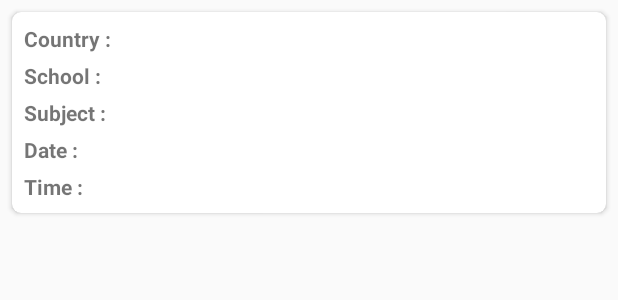
After one commit to Staffone9/SeekSubstitute, an Android app: the layout cardlayout_schedule.xml on its own in the app's theme, with its tools: preview values and no code run, on a phone screen of 412 x 824 dp. The commit adds this screen. Shown: the top 300 px of the screen. Run offline under Robolectric (Android 15) with nearby library versions, the phone set to English and light mode, and no system bars.

Commit message:
Primary task done

```diff
--- a/app/build.gradle
+++ b/app/build.gradle
@@ -24,16 +24,20 @@ dependencies {
     androidTestCompile('com.android.support.test.espresso:espresso-core:2.2.2', {
         exclude group: 'com.android.support', module: 'support-annotations'
     })
+
     compile 'com.android.support:appcompat-v7:26.+'
     compile 'com.google.firebase:firebase-auth:10.2.0'
     compile 'com.google.firebase:firebase-core:10.2.0'
     compile 'com.google.firebase:firebase-database:10.2.0'
-
+    compile 'com.android.support:recyclerview-v7:26.+'
+    compile 'com.android.support:cardview-v7:26.+'
     compile 'com.android.support.constraint:constraint-layout:1.0.2'
+    compile 'com.android.support:support-v4:26.+'
     testCompile 'junit:junit:4.12'
 }
 
 
 
 
+
 apply plugin: 'com.google.gms.google-services'
--- a/app/src/main/java/com/example/staffonechristian/seeksubstitute/LoginActivity.java
+++ b/app/src/main/java/com/example/staffonechristian/seeksubstitute/LoginActivity.java
@@ -36,6 +36,8 @@ public class LoginActivity extends AppCompatActivity {
         password = (EditText) findViewById(R.id.passL);
         Bundle bundle = getIntent().getExtras();
         firebaseAuth = FirebaseAuth.getInstance();
+        Intent intent= new Intent(getApplicationContext(),MainActivity.class);
+        startActivity(intent);
         if(bundle!=null)
         {
 
--- /dev/null
+++ b/app/src/main/res/layout/cardlayout_schedule.xml
@@ -0,0 +1,115 @@
+<?xml version="1.0" encoding="utf-8"?>
+<android.support.v7.widget.CardView xmlns:android="http://schemas.android.com/apk/res/android"
+    xmlns:app="http://schemas.android.com/apk/res-auto"
+    android:orientation="vertical"
+    android:layout_width="match_parent"
+    android:layout_height="wrap_content"
+    android:layout_margin="8dp"
+    android:elevation="5dp"
+    app:cardCornerRadius="6dp">
+
+    <LinearLayout
+        android:layout_width="match_parent"
+        android:layout_height="wrap_content"
+        android:orientation="vertical"
+        android:padding="8dp"
+        >
+     <LinearLayout
+         android:layout_width="match_parent"
+         android:layout_height="wrap_content"
+         android:orientation="horizontal"
+         android:layout_marginBottom="5dp"
+         >
+         <TextView
+             android:layout_width="90dp"
+             android:layout_height="wrap_content"
+             android:textStyle="bold"
+             android:text="Country :"
+
+             />
+         <TextView
+             android:layout_width="wrap_content"
+             android:layout_height="wrap_content"
+             android:id="@+id/countryName"
+             android:gravity="left"
+             />
+     </LinearLayout>
+        <LinearLayout
+            android:layout_width="match_parent"
+            android:layout_height="wrap_content"
+            android:orientation="horizontal"
+            android:layout_marginBottom="5dp"
+            >
+            <TextView
+                android:layout_width="90dp"
+                android:layout_height="wrap_content"
+                android:textStyle="bold"
+                android:text="School :"
+
+                />
+            <TextView
+                android:layout_width="wrap_content"
+                android:layout_height="wrap_content"
+                android:id="@+id/schoolName"
+                />
+        </LinearLayout>
+        <LinearLayout
+            android:layout_width="match_parent"
+            android:layout_height="wrap_content"
+            android:orientation="horizontal"
+            android:layout_marginBottom="5dp"
+            >
+            <TextView
+                android:layout_width="90dp"
+                android:layout_height="wrap_content"
+                android:textStyle="bold"
+                android:text="Subject :"
+
+                />
+            <TextView
+                android:layout_width="wrap_content"
+                android:layout_height="wrap_content"
+                android:id="@+id/subjectName"
+                />
+        </LinearLayout>
+        <LinearLayout
+            android:layout_width="match_parent"
+            android:layout_height="wrap_content"
+            android:orientation="horizontal"
+            android:layout_marginBottom="5dp"
+            >
+            <TextView
+                android:layout_width="90dp"
+                android:layout_height="wrap_content"
+                android:textStyle="bold"
+                android:text="Date :"
+
+                />
+            <TextView
+                android:layout_width="wrap_content"
+                android:layout_height="wrap_content"
+                android:id="@+id/date"
+                />
+        </LinearLayout>
+
+        <LinearLayout
+            android:layout_width="match_parent"
+            android:layout_height="wrap_content"
+            android:orientation="horizontal"
+            >
+            <TextView
+                android:layout_width="90dp"
+                android:layout_height="wrap_content"
+                android:textStyle="bold"
+                android:text="Time :"
+
+                />
+            <TextView
+                android:layout_width="wrap_content"
+                android:layout_height="wrap_content"
+                android:id="@+id/time"
+                />
+        </LinearLayout>
+
+    </LinearLayout>
+</android.support.v7.widget.CardView>
--- a/app/src/main/res/values/strings.xml
+++ b/app/src/main/res/values/strings.xml
@@ -1,3 +1,6 @@
 <resources>
     <string name="app_name">SeekSubstitute</string>
+
+    <!-- TODO: Remove or change this placeholder text -->
+    <string name="hello_blank_fragment">Hello blank fragment</string>
 </resources>
```
Also changed, not shown: app/src/main/java/com/example/staffonechristian/seeksubstitute/CountrySchoolSubjectData.java (added, +35 -0 lines), app/src/main/java/com/example/staffonechristian/seeksubstitute/FragmentSchedule.java (added, +184 -0 lines), app/src/main/java/com/example/staffonechristian/seeksubstitute/MainActivity.java (+43 -2 lines), app/src/main/java/com/example/staffonechristian/seeksubstitute/ScheduleAdaptor.java (added, +73 -0 lines), app/src/main/java/com/example/staffonechristian/seeksubstitute/ScheduleData.java (added, +96 -0 lines), app/src/main/res/layout/activity_main.xml (+9 -11 lines), app/src/main/res/layout/fragment_fragment_schedule.xml (added, +15 -0 lines).
